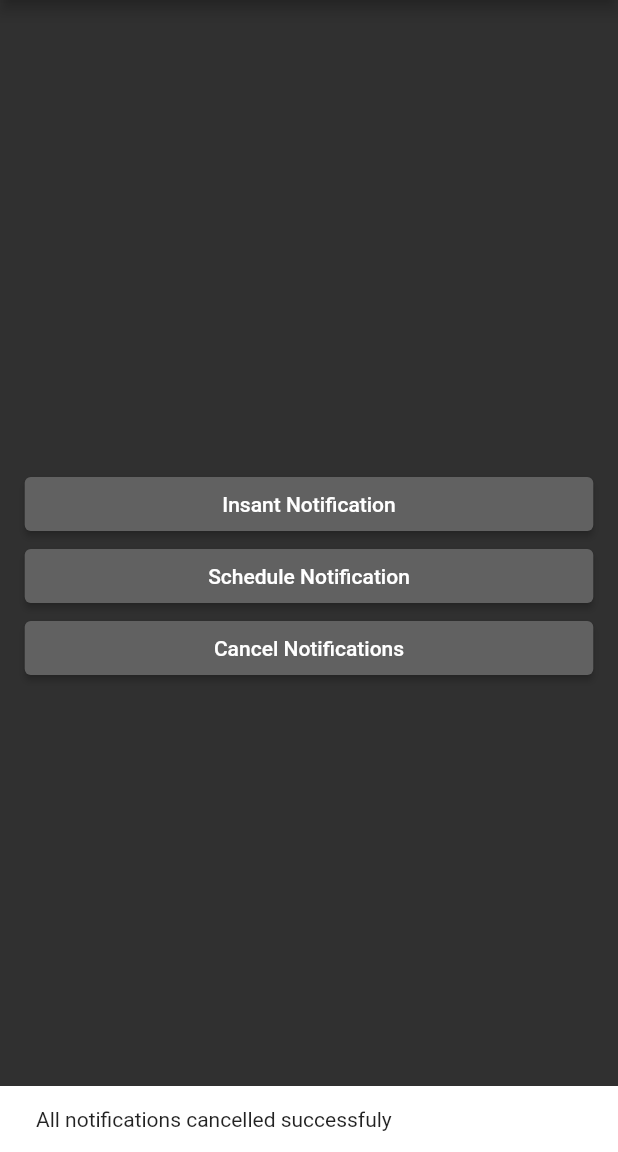
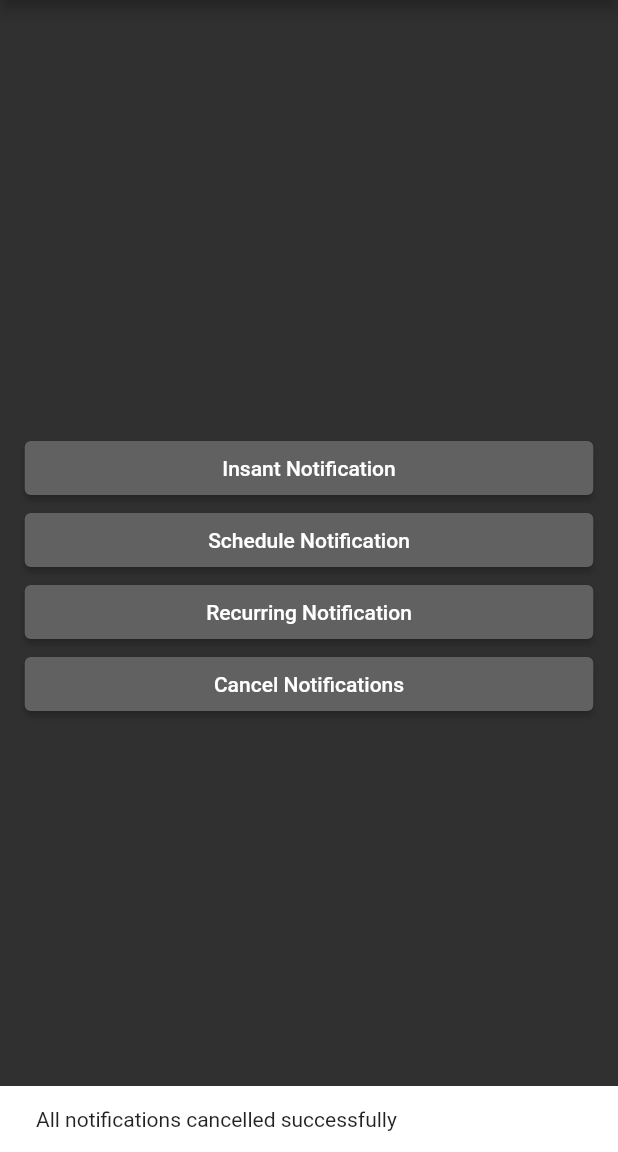
Before and after one commit to cem256/flutter_local_notifications, a Flutter app: the screen it shows after launch, after a tap on "Cancel Notifications", on a phone screen of 412 x 824 dp, the part 84-1236 px from its top. Run offline on Flutter 3.47's test engine with Material 2 defaults, Android fonts, the phone set to English and light mode, and no system bars; our stand-ins replace flutter_local_notifications, flutter_native_timezone, rxdart, timezone.

Commit message:
recurring notifications and screenshots added

```diff
--- a/lib/core/manager/local_notification/base_local_notification_manager.dart
+++ b/lib/core/manager/local_notification/base_local_notification_manager.dart
@@ -2,6 +2,7 @@ abstract class BaseLocalNotificationManager<T> {
   Future<void> initialize();
   Future<void> showNotification(T model);
   Future<void> showScheduledNotification(T model);
+  Future<void> showRecurringNotification(T model);
   Future<void> cancelAllNotifications();
   Future<void> cancelNotificationById(int id);
 }
--- a/lib/features/home/home_view.dart
+++ b/lib/features/home/home_view.dart
@@ -37,12 +37,21 @@ class HomeView extends StatelessWidget {
               },
             ),
             CustomElevatedButton(
+              label: "Recurring Notification",
+              onPressed: () async {
+                if (await HomeViewModel().showRecurringNotification()) {
+                  ScaffoldMessenger.of(context)
+                      .showSnackBar(const SnackBar(content: Text("Reccurring Notification created successfully")));
+                }
+              },
+            ),
+            CustomElevatedButton(
               label: "Cancel Notifications",
               onPressed: () async {
                 if (await HomeViewModel().cancelAllNotifications()) {
                   ScaffoldMessenger.of(context).showSnackBar(
                     const SnackBar(
-                      content: Text("All notifications cancelled successfuly"),
+                      content: Text("All notifications cancelled successfully"),
                     ),
                   );
                 }
```
Also changed, not shown: lib/features/home/home_view_model.dart (+19 -0 lines), lib/product/manager/local_notification_manager.dart (+13 -0 lines), 5 other files.
